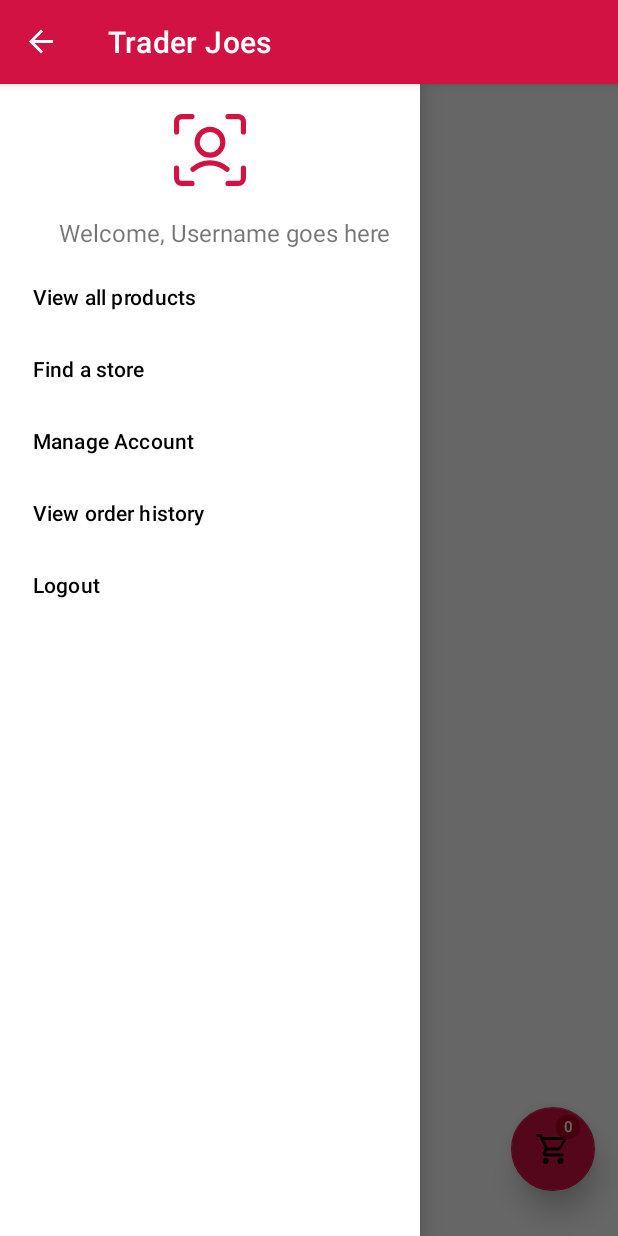
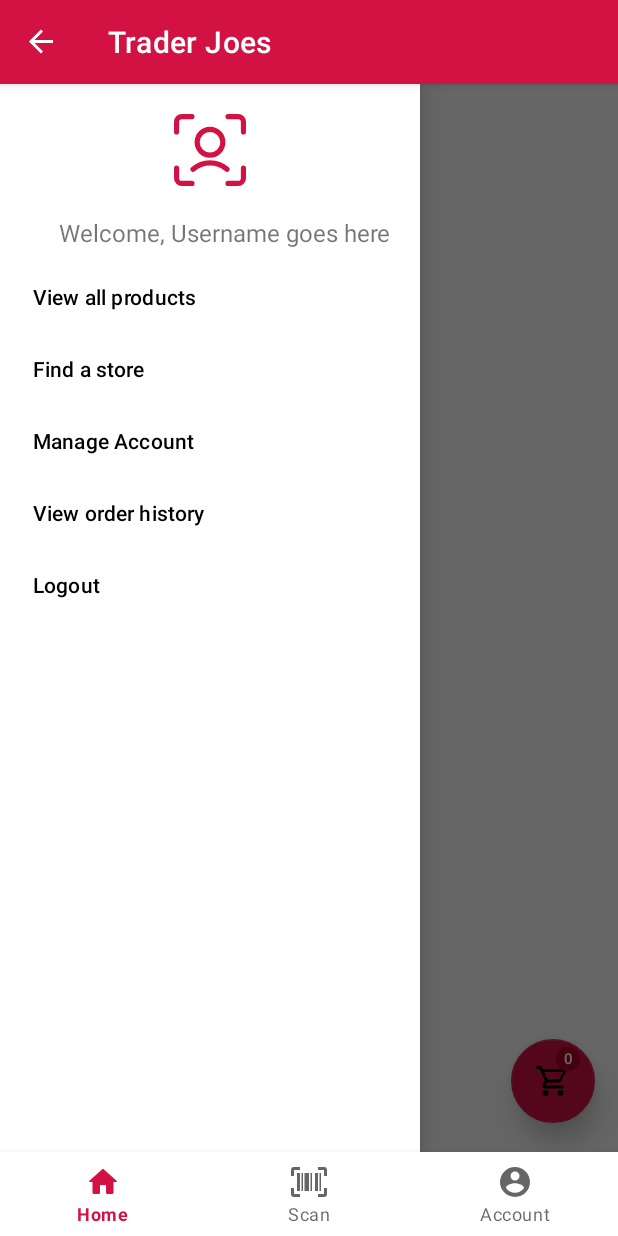
Before and after one commit to nilaymitash/Trader_Joes_App, an Android app: the screen it shows after launch once a user with an empty profile is signed in (HomeActivity), with the side drawer open, on a phone screen of 412 x 824 dp. Run offline under Robolectric (Android 15) with nearby library versions, the phone set to English and light mode, and no system bars; our stand-ins replace Firebase (no records; nobody signed in at launch, a user with empty details on screens opened directly), Picasso; 2 statements that could not run were skipped.

Commit message:
Bottom navigation and all fragments

```diff
--- a/app/build.gradle
+++ b/app/build.gradle
@@ -40,10 +40,9 @@ dependencies {
     implementation 'com.google.code.gson:gson:2.7'
     implementation platform('com.google.firebase:firebase-bom:31.3.0')
     implementation 'com.google.firebase:firebase-analytics'
-    // Add the dependencies for any other desired Firebase products
-    // https://firebase.google.com/docs/android/setup#available-libraries
     implementation 'com.google.firebase:firebase-auth'
     implementation 'com.google.android.gms:play-services-auth:20.5.0'
     implementation 'com.google.firebase:firebase-database'
     implementation 'com.squareup.picasso:picasso:2.8'
+    implementation 'com.google.android.gms:play-services-vision:11.0.2'
 }
--- a/app/src/main/AndroidManifest.xml
+++ b/app/src/main/AndroidManifest.xml
@@ -2,6 +2,7 @@
 <manifest xmlns:android="http://schemas.android.com/apk/res/android"
     xmlns:tools="http://schemas.android.com/tools">
 
+    <uses-permission android:name="android.permission.CAMERA" />
     <uses-permission android:name="android.permission.INTERNET" />
 
     <application
@@ -34,6 +35,9 @@
         <activity
             android:name=".activity.MainActivity"
             android:exported="false" />
+        <meta-data
+            android:name="com.google.android.gms.vision.DEPENDENCIES"
+            android:value="barcode" />
     </application>
 
 </manifest>
--- a/app/src/main/java/com/trader/joes/activity/HomeActivity.java
+++ b/app/src/main/java/com/trader/joes/activity/HomeActivity.java
@@ -11,18 +11,24 @@ import androidx.appcompat.app.AppCompatActivity;
 import androidx.core.view.GravityCompat;
 import androidx.drawerlayout.widget.DrawerLayout;
 
+import com.google.android.material.bottomnavigation.BottomNavigationView;
+import com.google.android.material.navigation.NavigationBarView;
 import com.google.android.material.navigation.NavigationView;
 import com.trader.joes.R;
+import com.trader.joes.fragments.AccountFragment;
+import com.trader.joes.fragments.BarcodeScannerFragment;
+import com.trader.joes.fragments.FindStoreFragment;
+import com.trader.joes.fragments.OrderHistoryFragment;
 import com.trader.joes.fragments.ProductListFragment;
-import com.trader.joes.model.User;
 import com.trader.joes.service.AuthService;
 
-public class HomeActivity extends AppCompatActivity implements NavigationView.OnNavigationItemSelectedListener {
+public class HomeActivity extends AppCompatActivity implements NavigationView.OnNavigationItemSelectedListener, NavigationBarView.OnItemSelectedListener {
 
     private AuthService authService;
     private DrawerLayout mHomePageLayout;
     private ActionBarDrawerToggle mActionBarDrawerToggle;
     private NavigationView mNavigationView;
+    private BottomNavigationView mBottomNavigationView;
 
     @Override
     protected void onCreate(Bundle savedInstanceState) {
@@ -31,11 +37,21 @@ public class HomeActivity extends AppCompatActivity implements NavigationView.On
 
         authService = new AuthService();
 
-        mHomePageLayout = findViewById(R.id.home_page_layout);
+        mHomePageLayout = findViewById(R.id.home_page_drawer_layout);
         mNavigationView = findViewById(R.id.nav_view);
+        mBottomNavigationView = findViewById(R.id.bottom_nav_view);
 
         //set the item selected listener to the navigation view component
         mNavigationView.setNavigationItemSelectedListener(this);
+
+        mBottomNavigationView.setOnItemSelectedListener(this);
+        //using reselected listener to avoid reloading the fragments
+        mBottomNavigationView.setOnItemReselectedListener(new NavigationBarView.OnItemReselectedListener() {
+            @Override
+            public void onNavigationItemReselected(@NonNull MenuItem item) {
+                //do nothing - don't reload the fragment
+            }
+        });
 
         //Initializing ActionBarDrawerToggle which will be responsible for opening and closing the nav view
         mActionBarDrawerToggle = new ActionBarDrawerToggle(
@@ -68,15 +84,20 @@ public class HomeActivity extends AppCompatActivity implements NavigationView.On
     public boolean onNavigationItemSelected(@NonNull MenuItem item) {
         switch (item.getItemId()) {
             case R.id.nav_view_products:
-                getSupportFragmentManager().beginTransaction().replace(R.id.fragment_container, new ProductListFragment()).commit();
+            case R.id.bottom_home_nav:
+                openProductListFragment();
                 break;
-            case R.id.nav_find_a_store: displayComingSoonMsg();
+            case R.id.nav_find_a_store: openFindStoreFragment();
                 break;
-            case R.id.nav_account: displayComingSoonMsg();
+            case R.id.nav_account:
+            case R.id.bottom_account_nav:
+                openAccountFragment();
                 break;
-            case R.id.nav_order_history: displayComingSoonMsg();
+            case R.id.nav_order_history: openOrderHistoryFragment();
                 break;
             case R.id.nav_logout: authService.signOut(); signOutNavigation();
+                break;
+            case R.id.bottom_barcode_nav: openBarcodeScanner();
                 break;
             default: break;
         }
@@ -85,10 +106,6 @@ public class HomeActivity extends AppCompatActivity implements NavigationView.On
         mHomePageLayout.closeDrawer(GravityCompat.START);
 
         return true;
-    }
-
-    private void displayComingSoonMsg() {
-        Toast.makeText(this, "Coming soon...", Toast.LENGTH_SHORT).show();
     }
 
     /**
@@ -103,4 +120,28 @@ public class HomeActivity extends AppCompatActivity implements NavigationView.On
         }
         return super.onOptionsItemSelected(item);
     }
+
+    private void displayComingSoonMsg() {
+        Toast.makeText(this, "Coming soon...", Toast.LENGTH_SHORT).show();
+    }
+
+    private void openAccountFragment() {
+        getSupportFragmentManager().beginTransaction().replace(R.id.fragment_container, new AccountFragment()).commit();
+    }
+
+    private void openProductListFragment() {
+        getSupportFragmentManager().beginTransaction().replace(R.id.fragment_container, new ProductListFragment()).commit();
+    }
+
+    private void openBarcodeScanner() {
+        getSupportFragmentManager().beginTransaction().replace(R.id.fragment_container, new BarcodeScannerFragment()).commit();
+    }
+
+    private void openFindStoreFragment() {
+        getSupportFragmentManager().beginTransaction().replace(R.id.fragment_container, new FindStoreFragment()).commit();
+    }
+
+    private void openOrderHistoryFragment() {
+        getSupportFragmentManager().beginTransaction().replace(R.id.fragment_container, new OrderHistoryFragment()).commit();
+    }
 }
--- /dev/null
+++ b/app/src/main/res/drawable/round_home.xml
@@ -0,0 +1,9 @@
+<vector xmlns:android="http://schemas.android.com/apk/res/android"
+    android:width="1dp"
+    android:height="1dp"
+    android:viewportWidth="24"
+    android:viewportHeight="24">
+  <path
+      android:pathData="M10,19v-5h4v5c0,0.55 0.45,1 1,1h3c0.55,0 1,-0.45 1,-1v-7h1.7c0.46,0 0.68,-0.57 0.33,-0.87L12.67,3.6c-0.38,-0.34 -0.96,-0.34 -1.34,0l-8.36,7.53c-0.34,0.3 -0.13,0.87 0.33,0.87H5v7c0,0.55 0.45,1 1,1h3c0.55,0 1,-0.45 1,-1z"
+      android:fillColor="@color/black"/>
+</vector>
--- a/app/src/main/res/layout/activity_home.xml
+++ b/app/src/main/res/layout/activity_home.xml
@@ -1,11 +1,15 @@
 <?xml version="1.0" encoding="utf-8"?>
-<androidx.drawerlayout.widget.DrawerLayout xmlns:android="http://schemas.android.com/apk/res/android"
+<RelativeLayout xmlns:android="http://schemas.android.com/apk/res/android"
     xmlns:app="http://schemas.android.com/apk/res-auto"
     xmlns:tools="http://schemas.android.com/tools"
-    android:id="@+id/home_page_layout"
     android:layout_width="match_parent"
     android:layout_height="match_parent"
     tools:context=".activity.HomeActivity">
+
+    <androidx.drawerlayout.widget.DrawerLayout
+        android:id="@+id/home_page_drawer_layout"
+        android:layout_width="match_parent"
+        android:layout_height="match_parent">
 
         <FrameLayout
             android:id="@+id/fragment_container"
@@ -21,3 +25,12 @@
             app:menu="@menu/nav_drawer_items" />
 
     </androidx.drawerlayout.widget.DrawerLayout>
+
+    <com.google.android.material.bottomnavigation.BottomNavigationView
+        android:id="@+id/bottom_nav_view"
+        android:layout_width="match_parent"
+        android:layout_height="wrap_content"
+        android:layout_alignParentBottom="true"
+        app:menu="@menu/bottom_navigation_menu"/>
+
+</RelativeLayout>
--- a/app/src/main/res/layout/fragment_product_list.xml
+++ b/app/src/main/res/layout/fragment_product_list.xml
@@ -54,7 +54,7 @@
         android:layout_height="wrap_content"
         android:layout_alignParentEnd="true"
         android:layout_alignParentBottom="true"
-        android:layout_marginBottom="30dp"
+        android:layout_marginBottom="75dp"
         android:layout_marginRight="15dp"
         android:elevation="10dp"/>
 
--- a/app/src/main/res/menu/bottom_navigation_menu.xml
+++ b/app/src/main/res/menu/bottom_navigation_menu.xml
@@ -1,12 +1,17 @@
 <menu xmlns:android="http://schemas.android.com/apk/res/android">
     <item
-        android:id="@+id/page_1"
+        android:id="@+id/bottom_home_nav"
+        android:enabled="true"
+        android:icon="@drawable/round_home"
+        android:title="Home"/>
+    <item
+        android:id="@+id/bottom_barcode_nav"
+        android:enabled="true"
+        android:icon="@drawable/barcode_scan"
+        android:title="Scan"/>
+    <item
+        android:id="@+id/bottom_account_nav"
         android:enabled="true"
         android:icon="@drawable/user_circle"
         android:title="Account"/>
-    <item
-        android:id="@+id/page_2"
-        android:enabled="true"
-        android:icon="@drawable/cart_outline"
-        android:title="Cart"/>
 </menu>
```
Also changed, not shown: app/src/main/java/com/trader/joes/fragments/AccountFragment.java (added, +24 -0 lines), app/src/main/java/com/trader/joes/fragments/BarcodeScannerFragment.java (added, +23 -0 lines), app/src/main/java/com/trader/joes/fragments/FindStoreFragment.java (added, +24 -0 lines), app/src/main/java/com/trader/joes/fragments/OrderHistoryFragment.java (added, +24 -0 lines), app/src/main/res/layout/fragment_account.xml (added, +14 -0 lines), app/src/main/res/layout/fragment_barcode_scanner.xml (added, +22 -0 lines), app/src/main/res/layout/fragment_find_store.xml (added, +14 -0 lines), app/src/main/res/layout/fragment_order_history.xml (added, +14 -0 lines). Lines whose indentation alone changed are shown as unchanged.
